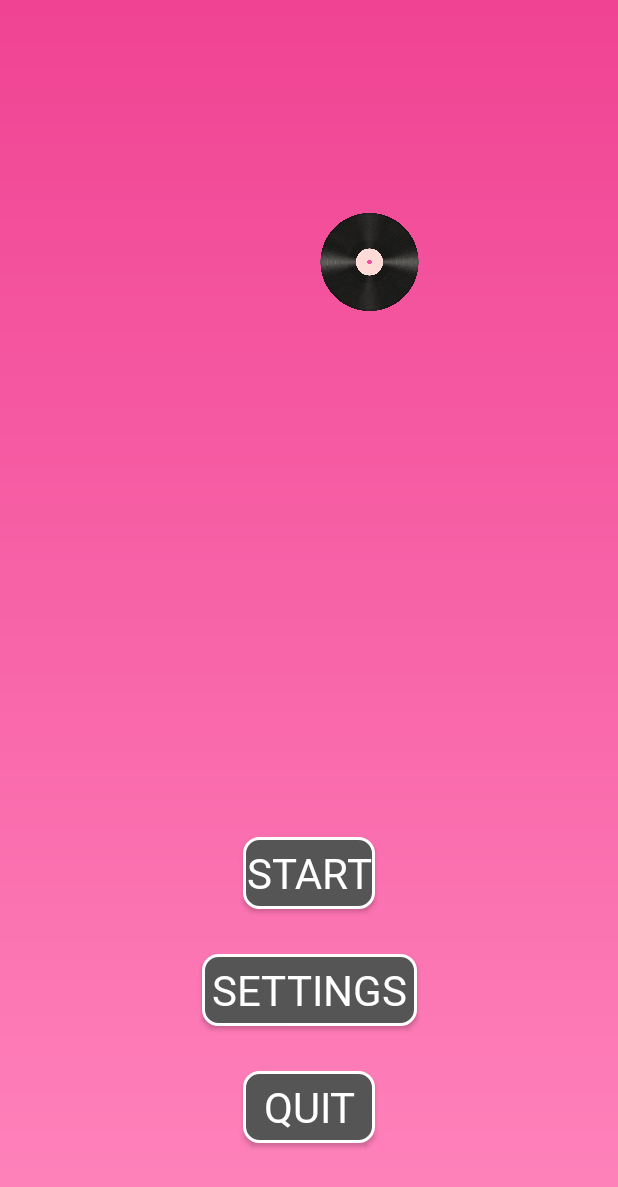
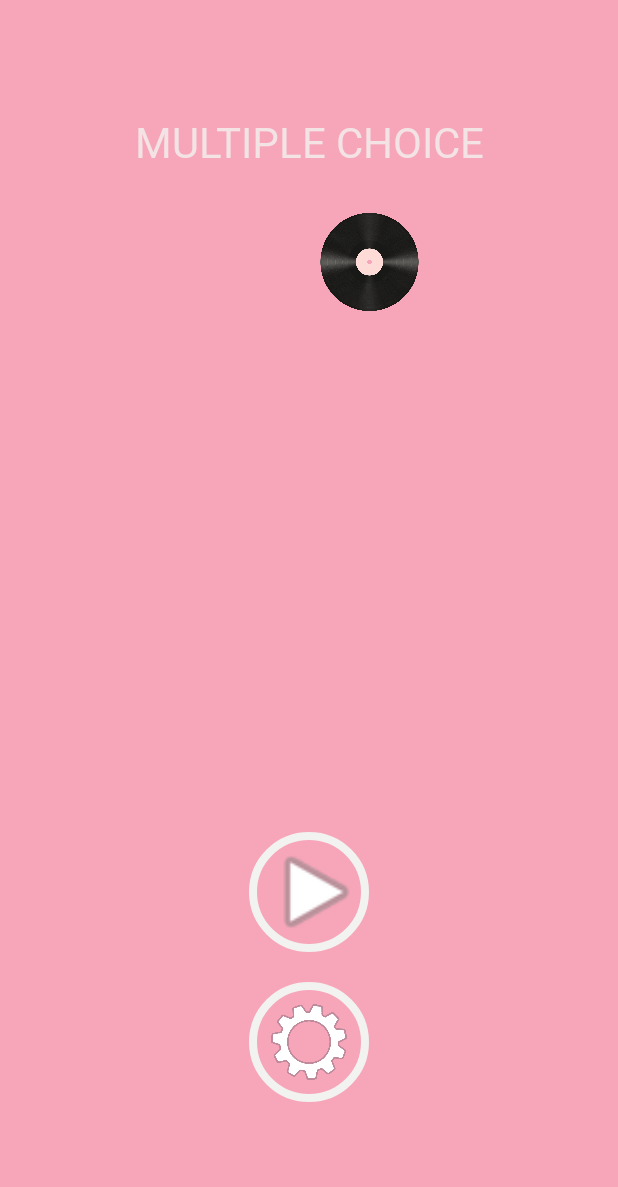
Before and after one commit to JongReulk/Kpopmultiplechoice, an Android app: the MainActivity screen opened directly, with no data from a screen before it, on a phone screen of 412 x 824 dp. Shown: the top 1187 px of the screen. Run offline under Robolectric (Android 15) with nearby library versions, the phone set to English and light mode, and no system bars; our stand-ins replace AdMob; 8 statements that could not run were skipped.

Commit message:
메인 액티비티 UI 디자인 마무리

```diff
--- a/app/src/main/java/com/tenriver/kpopmultiplechoice/select/MainActivity.java
+++ b/app/src/main/java/com/tenriver/kpopmultiplechoice/select/MainActivity.java
@@ -23,6 +23,7 @@ import android.view.animation.Animation;
 import android.view.animation.AnimationUtils;
 import android.widget.Button;
 import android.widget.CheckBox;
+import android.widget.ImageButton;
 import android.widget.ImageView;
 import android.widget.TextView;
 import android.widget.Toast;
@@ -98,10 +99,8 @@ public class MainActivity extends AppCompatActivity {
 
     private long backPressedTime;
 
-    private Button tipsButton;
-    private Button startButton;
-    private Button settingOpen;
-    private Button quitButton;
+    private ImageButton startButton;
+    private ImageButton settingOpen;
 
     private AdView mAdview;
     private RewardedAd mRewardedAd;
@@ -231,11 +230,9 @@ public class MainActivity extends AppCompatActivity {
 
 
         startButton = findViewById(R.id.Main_start);
+        settingOpen = findViewById(R.id.setting_Button);
         txtbasicHighscore = findViewById(R.id.txtbasicbestScore);
         txtchallengeHighscore = findViewById(R.id.txtChallengebestScore);
-
-        settingOpen = findViewById(R.id.setting_Button);
-        quitButton = findViewById(R.id.quit_Button);
 
 
         txtbasicHighscore.startAnimation(textfadein);
@@ -288,10 +285,6 @@ public class MainActivity extends AppCompatActivity {
 
                 startButton.setEnabled(false);
                 settingOpen.setEnabled(false);
-                quitButton.setEnabled(false);
-                startButton.setTextColor(Color.GRAY);
-                settingOpen.setTextColor(Color.GRAY);
-                quitButton.setTextColor(Color.GRAY);
 
 
                 Handler handler = new Handler();
@@ -307,7 +300,7 @@ public class MainActivity extends AppCompatActivity {
                         finish();
 
                     }
-                }, 600); //딜레이 타임 조절
+                }, 100); //딜레이 타임 조절
             }
         });
 
@@ -317,23 +310,6 @@ public class MainActivity extends AppCompatActivity {
             public void onClick(View v) {
                 soundPool.play(soundID,soundPoolVolume,soundPoolVolume,0,0,1f);
                 dial();
-
-            }
-        });
-
-        quitButton.setOnClickListener(new View.OnClickListener() {
-            @Override
-            public void onClick(View v) {
-                soundPool.play(soundID,soundPoolVolume,soundPoolVolume,0,0,1f);
-
-                // BGM 종료
-                if(mediaplayer_main!=null)
-                {
-                    mediaplayer_main.stop();
-                    mediaplayer_main.release();
-                    mediaplayer_main = null;
-                }
-                finish();
 
             }
         });
@@ -403,10 +379,6 @@ public class MainActivity extends AppCompatActivity {
 
         startButton.setEnabled(true);
         settingOpen.setEnabled(true);
-        quitButton.setEnabled(true);
-        startButton.setTextColor(Color.WHITE);
-        settingOpen.setTextColor(Color.WHITE);
-        quitButton.setTextColor(Color.WHITE);
     }
 
     private void updateHighscore(int highscoreNew){
--- a/app/src/main/res/drawable/bg_gradient.xml
+++ b/app/src/main/res/drawable/bg_gradient.xml
@@ -3,8 +3,8 @@
     android:shape="rectangle">
     <gradient
         android:angle="90"
-        android:endColor="@color/darkpink"
-        android:startColor="@color/palepink"
+        android:endColor="@color/darkpinkcombination2"
+        android:startColor="@color/pinkcombination"
         android:type="linear"/>
 
 </shape>
--- /dev/null
+++ b/app/src/main/res/drawable/circlebutton_border.xml
@@ -0,0 +1,12 @@
+<?xml version="1.0" encoding="utf-8"?>
+<shape xmlns:android="http://schemas.android.com/apk/res/android"
+    android:shape="oval">
+    <solid android:color="@color/whitetransparent"/>
+    <size
+        android:width="100dp"
+        android:height="100dp"/>
+    <stroke
+        android:width="5dp"
+        android:color="@color/palewhite"/>
+
+</shape>
--- /dev/null
+++ b/app/src/main/res/drawable/circlebutton_border_click.xml
@@ -0,0 +1,12 @@
+<?xml version="1.0" encoding="utf-8"?>
+<shape xmlns:android="http://schemas.android.com/apk/res/android"
+    android:shape="oval">
+    <solid android:color="@color/circlebuttonnotEnabled"/>
+    <size
+        android:width="100dp"
+        android:height="100dp"/>
+    <stroke
+        android:width="5dp"
+        android:color="@color/palewhite"/>
+
+</shape>
--- /dev/null
+++ b/app/src/main/res/drawable/circlebutton_border_notenabled.xml
@@ -0,0 +1,12 @@
+<?xml version="1.0" encoding="utf-8"?>
+<shape xmlns:android="http://schemas.android.com/apk/res/android"
+    android:shape="oval">
+    <solid android:color="@color/whitetransparent2"/>
+    <size
+        android:width="100dp"
+        android:height="100dp"/>
+    <stroke
+        android:width="5dp"
+        android:color="@color/palewhite"/>
+
+</shape>
--- /dev/null
+++ b/app/src/main/res/drawable/circlebutton_state.xml
@@ -0,0 +1,11 @@
+<?xml version="1.0" encoding="utf-8"?>
+<selector xmlns:android="http://schemas.android.com/apk/res/android">
+
+    <item android:state_pressed="true" android:drawable="@drawable/circlebutton_border_click"/>
+
+    <item android:state_enabled="true" android:drawable="@drawable/circlebutton_border"/>
+
+    <item android:state_enabled="false" android:drawable="@drawable/circlebutton_border_notenabled"/>
+
+
+</selector>
--- a/app/src/main/res/layout/activity_main.xml
+++ b/app/src/main/res/layout/activity_main.xml
@@ -5,7 +5,7 @@
     android:layout_width="match_parent"
     android:layout_height="match_parent"
     xmlns:app="http://schemas.android.com/apk/res-auto"
-    android:background="@drawable/bg_gradient">
+    android:background="@color/title_text_color">
 
     <com.tenriver.kpopmultiplechoice.OutlineTextView
         android:id="@+id/txtTitle1"
@@ -13,7 +13,7 @@
         android:fontFamily="@font/font_basicbold"
         android:layout_width="0dp"
         android:layout_height="0dp"
-        android:textColor="@color/white"
+        android:textColor="@color/palepink2"
 
         android:gravity="center"
         android:autoSizeTextType="uniform"
@@ -29,10 +29,13 @@
         app:layout_constraintHeight_percent="0.1"
         app:layout_constraintWidth_percent="0.15"
         app:layout_constraintHorizontal_bias="0.2"
+        android:shadowColor="@color/title_text_color_pale"
+        android:shadowRadius="8"
+        android:shadowDy="10"
 
         app:textStroke="true"
         app:textStrokeWidth="8.0"
-        app:textStrokeColor="@color/black"/>
+        app:textStrokeColor="@color/palewhite"/>
 
     <com.tenriver.kpopmultiplechoice.OutlineTextView
         android:id="@+id/txtTitle2"
@@ -40,7 +43,7 @@
         android:fontFamily="@font/font_basicbold"
         android:layout_width="0dp"
         android:layout_height="0dp"
-        android:textColor="@color/white"
+        android:textColor="@color/palewhite"
 
 
         android:gravity="center"
@@ -56,11 +59,16 @@
         app:layout_constraintVertical_bias="0.18"
         app:layout_constraintHeight_percent="0.1"
         app:layout_constraintWidth_percent="0.15"
-        app:layout_constraintHorizontal_bias="0.4"
+        app:layout_constraintHorizontal_bias="0.42"
+        android:shadowColor="@color/title_text_color_pale"
+        android:shadowRadius="8"
+        android:shadowDy="10"
 
         app:textStroke="true"
         app:textStrokeWidth="8.0"
-        app:textStrokeColor="@color/black"
+        app:textStrokeColor="@color/palewhite"
+
+
         />
 
 
@@ -88,7 +96,7 @@
         android:fontFamily="@font/font_basicbold"
         android:layout_width="0dp"
         android:layout_height="0dp"
-        android:textColor="@color/white"
+        android:textColor="@color/palewhite"
 
         android:gravity="center"
         android:autoSizeTextType="uniform"
@@ -103,11 +111,14 @@
         app:layout_constraintVertical_bias="0.18"
         app:layout_constraintHeight_percent="0.1"
         app:layout_constraintWidth_percent="0.15"
-        app:layout_constraintHorizontal_bias="0.83"
+        app:layout_constraintHorizontal_bias="0.81"
+        android:shadowColor="@color/title_text_color_pale"
+        android:shadowRadius="8"
+        android:shadowDy="10"
 
         app:textStroke="true"
         app:textStrokeWidth="8.0"
-        app:textStrokeColor="@color/black"/>
+        app:textStrokeColor="@color/palewhite"/>
 
 
     <com.tenriver.kpopmultiplechoice.OutlineTextView
@@ -117,7 +128,7 @@
         android:layout_height="0dp"
         android:textStyle="bold"
         android:gravity="center"
-        android:textColor="@color/white"
+        android:textColor="@color/palewhite"
         android:bufferType="spannable"
         android:fontFamily="@font/font_basic"
         android:autoSizeTextType="uniform"
@@ -132,10 +143,13 @@
         app:layout_constraintVertical_bias="0.05"
         app:layout_constraintHeight_percent="0.1"
         app:layout_constraintWidth_percent="1"
+        android:shadowColor="@color/title_text_color_pale"
+        android:shadowRadius="8"
+        android:shadowDy="10"
 
         app:textStroke="true"
-        app:textStrokeWidth="10.0"
-        app:textStrokeColor="@color/teal_200"/>
+        app:textStrokeWidth="8.0"
+        app:textStrokeColor="@color/palewhite"/>
 
 
         <LinearLayout
@@ -160,7 +174,7 @@
                 android:textStyle="bold"
                 android:gravity="center"
                 android:layout_weight="1"
-                android:textColor="@color/basic_color1"
+                android:textColor="@color/greencombination"
                 android:bufferType="spannable"
                 android:fontFamily="@font/font_digital"
 
@@ -168,10 +182,11 @@
                 android:autoSizeMinTextSize="24sp"
                 android:autoSizeMaxTextSize="40sp"
                 android:autoSizeStepGranularity="2sp"
+                android:shadowColor="@color/basic_color2"
+                android:shadowRadius="10"
+                android:shadowDy="5"
 
-                app:textStroke="true"
-                app:textStrokeWidth="8.0"
-                app:textStrokeColor="@color/basic_color2"
+
                 />
 
             <com.tenriver.kpopmultiplechoice.OutlineTextView
@@ -183,7 +198,7 @@
                 android:textStyle="bold"
                 android:gravity="center"
                 android:layout_weight="1"
-                android:textColor="@color/challenge_color1"
+                android:textColor="@color/yellocombination"
                 android:bufferType="spannable"
                 android:fontFamily="@font/font_digital"
 
@@ -191,70 +206,59 @@
                 android:autoSizeMinTextSize="24sp"
                 android:autoSizeMaxTextSize="40sp"
                 android:autoSizeStepGranularity="2sp"
+                android:shadowColor="@color/challenge_color2"
+                android:shadowRadius="10"
+                android:shadowDy="5"
 
-                app:textStroke="true"
-                app:textStrokeWidth="8.0"
-                app:textStrokeColor="@color/challenge_color2"
+
                 />
         </LinearLayout>
 
 
-        <Button
+        <ImageButton
             android:id="@+id/Main_start"
-            android:layout_width="wrap_content"
-            android:layout_height="wrap_content"
-            android:text="@string/start"
-            android:textSize="28sp"
+            android:layout_width="80dp"
+            android:layout_height="80dp"
+
             android:gravity="center"
+            android:src="@android:drawable/ic_media_play"
+            android:scaleType="fitCenter"
+            android:paddingLeft="10dp"
             android:fontFamily="@font/font_basic"
-            android:background="@drawable/btn_remote"
-            android:textColor="@color/white"
+            android:background="@drawable/circlebutton_state"
+            android:textColor="@color/palewhite"
             android:soundEffectsEnabled="false"
+
 
             app:layout_constraintLeft_toLeftOf="parent"
             app:layout_constraintRight_toRightOf="parent"
             app:layout_constraintBottom_toTopOf="@id/setting_Button"
-            android:layout_marginBottom="30dp"
+            android:layout_marginBottom="20dp"
 
             />
 
-        <Button
+        <ImageButton
             android:id="@+id/setting_Button"
-            android:layout_width="wrap_content"
-            android:layout_height="wrap_content"
-            android:text="@string/Setting"
-            android:textSize="28sp"
+            android:layout_width="80dp"
+            android:layout_height="80dp"
             android:gravity="center"
+            android:src="@drawable/gearwheel3"
+            android:scaleType="fitStart"
+
             android:fontFamily="@font/font_basic"
-            android:background="@drawable/btn_remote"
+            android:background="@drawable/circlebutton_state"
             android:textColor="@color/white"
             android:soundEffectsEnabled="false"
+
 
             app:layout_constraintTop_toTopOf="parent"
             app:layout_constraintLeft_toLeftOf="parent"
             app:layout_constraintRight_toRightOf="parent"
             app:layout_constraintBottom_toBottomOf="parent"
-            app:layout_constraintVertical_bias="0.82"
+            app:layout_constraintVertical_bias="0.88"
 
             />
 
-        <Button
-            android:id="@+id/quit_Button"
-            android:layout_width="wrap_content"
-            android:layout_height="wrap_content"
-            android:text="@string/Quit"
-            android:background="@drawable/btn_remote"
-            android:textColor="@color/white"
-            android:textSize="28sp"
-            android:fontFamily="@font/font_basic"
-            android:soundEffectsEnabled="false"
-
-            app:layout_constraintTop_toBottomOf="@+id/setting_Button"
-            app:layout_constraintLeft_toLeftOf="parent"
-            app:layout_constraintRight_toRightOf="parent"
-            android:layout_marginTop="30dp"
-
-            />
 
 
 
@@ -266,18 +270,40 @@
 
             android:alpha="0.8"
             android:text="Point"
-            android:textSize="28sp"
+            android:textSize="32sp"
             android:fontFamily="@font/font_digital"
             android:gravity="center"
             android:textColor="@color/white"
 
-            android:layout_marginLeft="40dp"
-            app:layout_constraintTop_toTopOf="parent"
+            android:layout_marginBottom="20dp"
+
             app:layout_constraintLeft_toLeftOf="parent"
-            app:layout_constraintBottom_toBottomOf="parent"
-            app:layout_constraintVertical_bias="0.6"
+            app:layout_constraintBottom_toTopOf="@id/Main_start"
+            app:layout_constraintRight_toRightOf="parent"
+
 
             />
+
+    <TextView
+        android:id="@+id/Mainmultiplechoice"
+        android:layout_width="wrap_content"
+        android:layout_height="wrap_content"
+
+        android:alpha="0.8"
+        android:text="MULTIPLE CHOICE"
+        android:textSize="28sp"
+        android:fontFamily="@font/font_digital"
+        android:gravity="center"
+        android:textColor="@color/palewhite"
+
+
+        app:layout_constraintLeft_toLeftOf="parent"
+        app:layout_constraintBottom_toTopOf="@id/imageView_lp"
+        app:layout_constraintRight_toRightOf="parent"
+        android:layout_marginBottom="20dp"
+
+
+        />
 
 
     <com.google.android.gms.ads.AdView
@@ -308,7 +334,4 @@
         app:layout_constraintTop_toTopOf="parent" />
 
 
-
-
-
 </androidx.constraintlayout.widget.ConstraintLayout>
--- a/app/src/main/res/values/colors.xml
+++ b/app/src/main/res/values/colors.xml
@@ -27,8 +27,19 @@
     <color name="consonants_color2">#9F93A3</color>
     <color name="backgroundtop">#384152</color>
     <color name="backgroundBottom">#13161D</color>
-    <color name="littlewhite">#F2F2F0</color>
+    <color name="palewhite">#F2F2F0</color>
     <color name="palepink">#FF84BC</color>
     <color name="darkpink">#F04393</color>
+    <color name="darkpink2">#FE2790</color>
     <color name="palepink2">#F7A2C9</color>
+    <color name="pinkcombination">#FFADC5</color>
+    <color name="greencombination">#B8F3B8</color>
+    <color name="yellocombination">#FFFFB1</color>
+    <color name="darkpinkcombination">#FF7CCC</color>
+    <color name="darkpinkcombination2">#FF689F</color>
+    <color name="whitecombination">#E2E4E4</color>
+    <color name="whitetransparent">#00E2E4E4</color>
+    <color name="whitetransparent2">#4DE2E4E4</color>
+    <color name="circlebuttonnotEnabled">#B3E2E4E4</color>
+    <color name="title_text_color_pale">#F7C3B4</color>
 </resources>
```
Also changed, not shown: app/src/main/res/drawable/gearwheel3.png (added).
